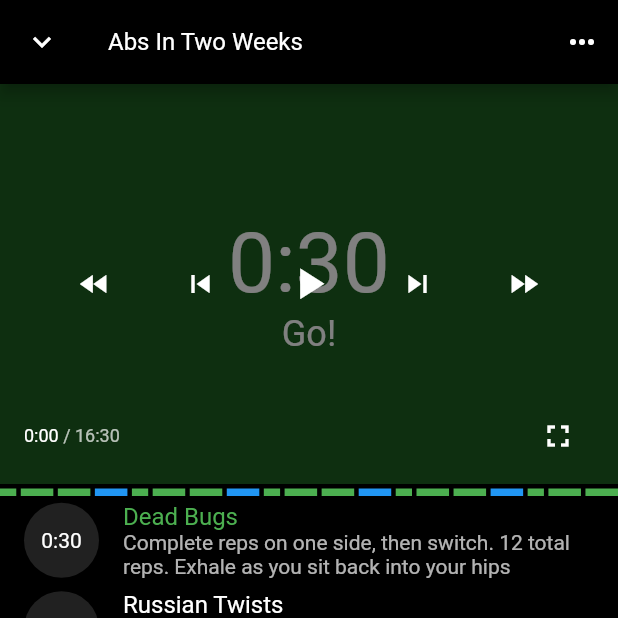
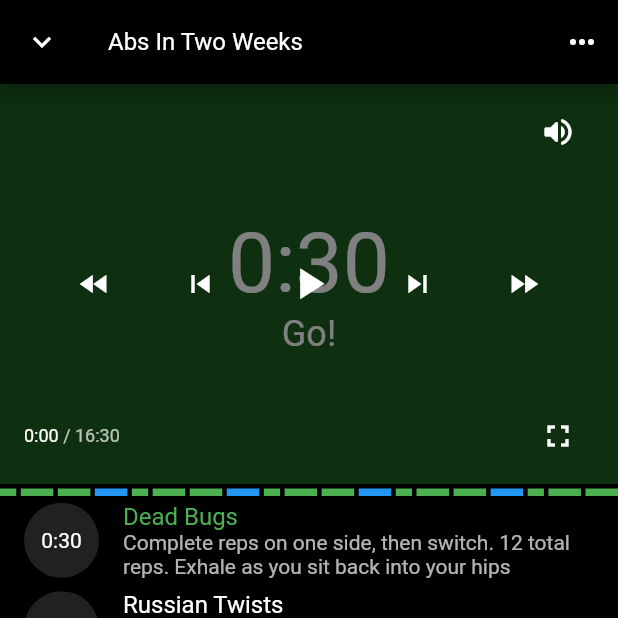
Before and after one commit to ivedone/mvp, a Flutter app: the DoRoutineFullScreenModal screen opened directly, on a phone screen of 412 x 824 dp, the top half of it. Run offline on Flutter 3.47's test engine with Material 2 defaults, Android fonts, the phone set to English and light mode, and no system bars; drawn by our look-alikes of scrollable_positioned_list; our stand-ins replace flutter_tts, video_player.

Commit message:
AudioNotifierSelection widget done

```diff
--- a/lib/app.dart
+++ b/lib/app.dart
@@ -1,5 +1,6 @@
 import 'package:flutter/material.dart';
-import 'package:mvp/screens/home.dart';
+
+import 'package:mvp/screens/do_routine.dart';
 
 import 'package:mvp/theme/theme.dart';
 
@@ -12,6 +13,6 @@ class IvedoneApp extends StatelessWidget {
         title: 'ivedone',
         theme: activeTheme,
         debugShowCheckedModeBanner: false,
-        home: const HomeScreen());
+        home: const DoRoutineFullScreenModal());
   }
 }
--- /dev/null
+++ b/lib/components/do_routine/detail/audio_notifier_selector.dart
@@ -0,0 +1,35 @@
+import 'package:flutter/material.dart';
+import 'package:mvp/models/audio_notifier/audio_notifier.dart';
+import 'package:provider/provider.dart';
+
+class AudioNotifierSelector extends StatelessWidget {
+  const AudioNotifierSelector({Key? key}) : super(key: key);
+
+  Icon _button(AudioNotifierState state) {
+    switch (state) {
+      case AudioNotifierState.loading:
+        return const Icon(Icons.volume_mute_rounded);
+      case AudioNotifierState.all:
+        return const Icon(Icons.volume_up_rounded);
+      case AudioNotifierState.alertsOnly:
+        return const Icon(Icons.volume_down_rounded);
+      case AudioNotifierState.muted:
+        return const Icon(Icons.volume_off_rounded);
+    }
+  }
+
+  @override
+  Widget build(BuildContext context) {
+    final handleTap =
+        Provider.of<AudioNotifier>(context, listen: false).handleTap;
+    return Selector<AudioNotifier, AudioNotifierState>(
+      selector: (_, AudioNotifier audioNotifier) => audioNotifier.state,
+      builder: (_, AudioNotifierState state, __) {
+        return IconButton(
+          icon: _button(state),
+          onPressed: handleTap,
+        );
+      },
+    );
+  }
+}
--- a/lib/components/do_routine/detail/text.dart
+++ b/lib/components/do_routine/detail/text.dart
@@ -1,4 +1,5 @@
 import 'package:flutter/material.dart';
+import 'package:mvp/components/do_routine/detail/audio_notifier_selector.dart';
 
 import 'package:mvp/models/do_routine.dart';
 import 'package:provider/provider.dart';
@@ -13,9 +14,17 @@ class DetailText extends StatelessWidget {
     final TextStyle primaryTextStyle =
         secondaryTextStyle.copyWith(color: Colors.white);
     return Column(
-        mainAxisAlignment: MainAxisAlignment.end,
+        mainAxisAlignment: MainAxisAlignment.start,
         crossAxisAlignment: CrossAxisAlignment.stretch,
         children: [
+          Padding(
+              padding: const EdgeInsets.fromLTRB(16, 8, 16, 8),
+              child: Row(
+                  mainAxisAlignment: MainAxisAlignment.end,
+                  children: const [
+                    AudioNotifierSelector(),
+                  ])),
+          Expanded(child: Container()),
           Padding(
               padding: const EdgeInsets.fromLTRB(16, 8, 16, 8),
               child: Row(children: [
--- a/lib/main.dart
+++ b/lib/main.dart
@@ -1,5 +1,6 @@
 import 'package:flutter/material.dart';
 import 'package:mvp/app.dart';
+import 'package:mvp/models/audio_notifier/audio_notifier.dart';
 import 'package:mvp/models/countdown.dart';
 import 'package:mvp/models/do_routine.dart';
 import 'package:mvp/util/seed.dart';
@@ -17,6 +18,7 @@ void main() {
               ..selectRoutine(SeedRoutines.AbsInTwoWeeks);
           },
           update: (_, __, DoRoutineModel? doRoutine) => doRoutine!),
+      ChangeNotifierProvider<AudioNotifier>(create: (_) => AudioNotifier()),
     ], child: const IvedoneApp()),
   );
 }
```
